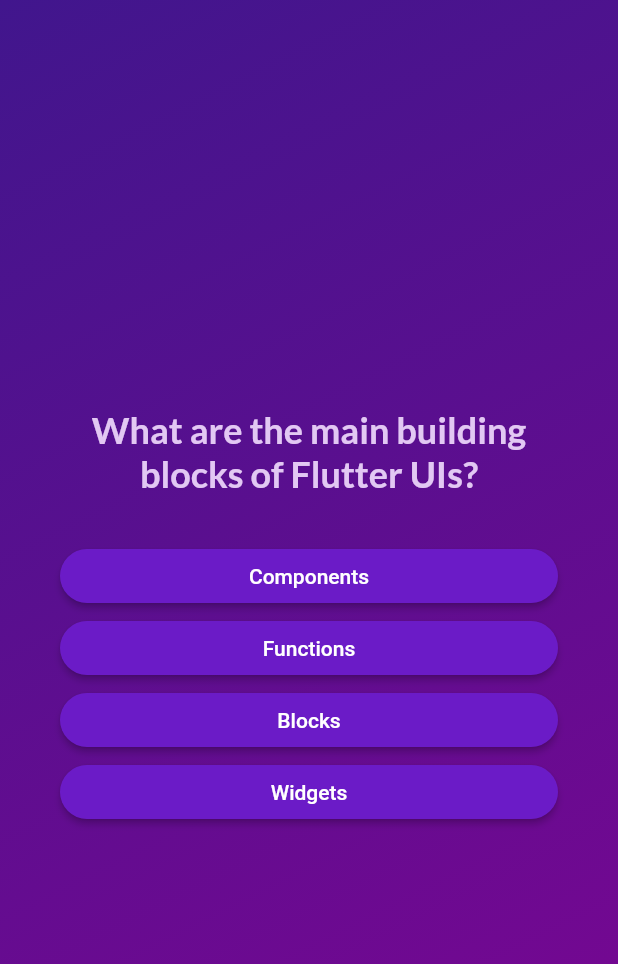
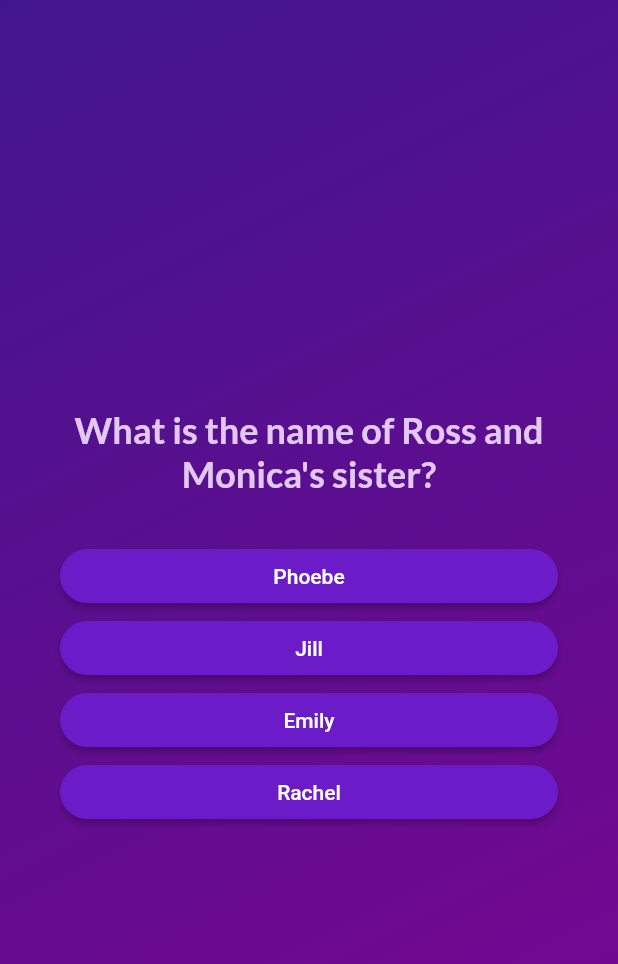
Before and after one commit to boris6/quiz, a Flutter app: the screen it shows after launch, after a tap on "Start Quiz", on a phone screen of 412 x 824 dp. Shown: the top 964 px of the screen. Run offline on Flutter 3.47's test engine with Material 2 defaults, Android fonts, the phone set to English and light mode, and no system bars; our stand-ins replace google_fonts.

```diff
--- a/lib/data/questions.dart
+++ b/lib/data/questions.dart
@@ -2,54 +2,183 @@ import 'package:quiz/models/quiz_question.dart';
 
 const questions = [
   QuizQuestion(
-    'What are the main building blocks of Flutter UIs?',
+    'What is the name of Ross and Monica\'s sister?',
     [
-      'Widgets',
-      'Components',
-      'Blocks',
-      'Functions',
-    ],
-  ),
-  QuizQuestion('How are Flutter UIs built?', [
-    'By combining widgets in code',
-    'By combining widgets in a visual editor',
-    'By defining widgets in config files',
-    'By using XCode for iOS and Android Studio for Android',
-  ]),
-  QuizQuestion(
-    'What\'s the purpose of a StatefulWidget?',
-    [
-      'Update UI as data changes',
-      'Update data as UI changes',
-      'Ignore data changes',
-      'Render UI that does not depend on data',
+      'Rachel',
+      'Phoebe',
+      'Emily',
+      'Jill',
     ],
   ),
   QuizQuestion(
-    'Which widget should you try to use more often: StatelessWidget or StatefulWidget?',
+    'What is Chandler\'s last name?',
     [
-      'StatelessWidget',
-      'StatefulWidget',
-      'Both are equally good',
-      'None of the above',
+      'Bing',
+      'Geller',
+      'Tribbiani',
+      'Green',
     ],
   ),
   QuizQuestion(
-    'What happens if you change data in a StatelessWidget?',
+    'What is the name of Ross\'s second wife?',
     [
-      'The UI is not updated',
-      'The UI is updated',
-      'The closest StatefulWidget is updated',
-      'Any nested StatefulWidgets are updated',
+      'Emily',
+      'Carol',
+      'Janice',
+      'Susan',
     ],
   ),
   QuizQuestion(
-    'How should you update data inside of StatefulWidgets?',
+    'What is the name of Chandler\'s annoying ex-girlfriend?',
     [
-      'By calling setState()',
-      'By calling updateData()',
-      'By calling updateUI()',
-      'By calling updateState()',
+      'Janice',
+      'Monica',
+      'Rachel',
+      'Phoebe',
     ],
   ),
+  QuizQuestion(
+    'Which character is a paleontologist?',
+    [
+      'Ross',
+      'Joey',
+      'Chandler',
+      'Phoebe',
+    ],
+  ),
+  QuizQuestion(
+    'What is the name of Phoebe\'s most popular song?',
+    [
+      'Smelly Cat',
+      'Regina Phalange',
+      'Sticky Shoes',
+      'My Sandwich',
+    ],
+  ),
+  QuizQuestion(
+    'Which character famously said, "We were on a break!"?',
+    [
+      'Ross',
+      'Chandler',
+      'Joey',
+      'Monica',
+    ],
+  ),
+  QuizQuestion(
+    'What is the name of Joey\'s stuffed penguin?',
+    [
+      'Hugsy',
+      'Waddles',
+      'Mr. Penguin',
+      'Penny',
+    ],
+  ),
+  QuizQuestion(
+    'What is Monica\'s biggest pet peeve?',
+    [
+      'A messy apartment',
+      'Chewing loudly',
+      'Being late',
+      'Dirty dishes',
+    ],
+  ),
+  QuizQuestion(
+    'What is the name of Joey\'s famous catchphrase?',
+    [
+      'How you doin\'?',
+      'We were on a break!',
+      'Oh. My. God.',
+      'Could I be wearing any more clothes?',
+    ],
+  ),
+  QuizQuestion(
+    'What is the name of Rachel\'s daughter?',
+    [
+      'Emma',
+      'Lily',
+      'Sophie',
+      'Phoebe',
+    ],
+  ),
+  QuizQuestion(
+    'What is the name of Ross\'s son?',
+    [
+      'Ben',
+      'Joey',
+      'Mike',
+      'David',
+    ],
+  ),
+  QuizQuestion(
+    'What does Monica\'s dad call her instead of her real name?',
+    [
+      'Pumpkin',
+      'Sweetheart',
+      'Cupcake',
+      'Princess',
+    ],
+  ),
+  QuizQuestion(
+    'What is the name of the coffee shop the Friends frequently visit?',
+    [
+      'Central Perk',
+      'Central Park',
+      'Coffee Central',
+      'Perk Place',
+    ],
+  ),
+  QuizQuestion(
+    'What does Joey never share?',
+    [
+      'Food',
+      'Money',
+      'Clothes',
+      'Secrets',
+    ],
+  ),
+  QuizQuestion(
+    'Which character is a masseuse?',
+    [
+      'Phoebe',
+      'Monica',
+      'Rachel',
+      'Janice',
+    ],
+  ),
+  QuizQuestion(
+    'What is the name of Ross and Monica\'s dog?',
+    [
+      'Chi-Chi',
+      'Fluffy',
+      'Marcel',
+      'Lassie',
+    ],
+  ),
+  QuizQuestion(
+    'What is Chandler\'s job?',
+    [
+      'Transponster',
+      'Actor',
+      'Chef',
+      'Paleontologist',
+    ],
+  ),
+  QuizQuestion(
+    'What is the name of Phoebe\'s husband?',
+    [
+      'Mike',
+      'David',
+      'Barry',
+      'Eddie',
+    ],
+  ),
+  QuizQuestion(
+    'What is the name of Ross and Monica\'s mother?',
+    [
+      'Judy',
+      'Carol',
+      'Janice',
+      'Susan',
+    ],
+  )
 ];
--- a/lib/start_screen.dart
+++ b/lib/start_screen.dart
@@ -20,7 +20,7 @@ class StartScreen extends StatelessWidget {
             ),
           ),
           Text(
-            'Learn Flutter the fun way!',
+            'Welcome to Friends trivia quiz!',
             style: GoogleFonts.lato(
               color: const Color.fromARGB(211, 255, 255, 255),
               fontSize: 24,
```
Also changed, not shown: lib/questions_summary.dart (deleted, +0 -82 lines), lib/questions_summary/question_identifier.dart (added, +35 -0 lines), lib/questions_summary/questions_summary.dart (added, +24 -0 lines), lib/questions_summary/summary_item.dart (added, +58 -0 lines), lib/results_screen.dart (+19 -14 lines).
